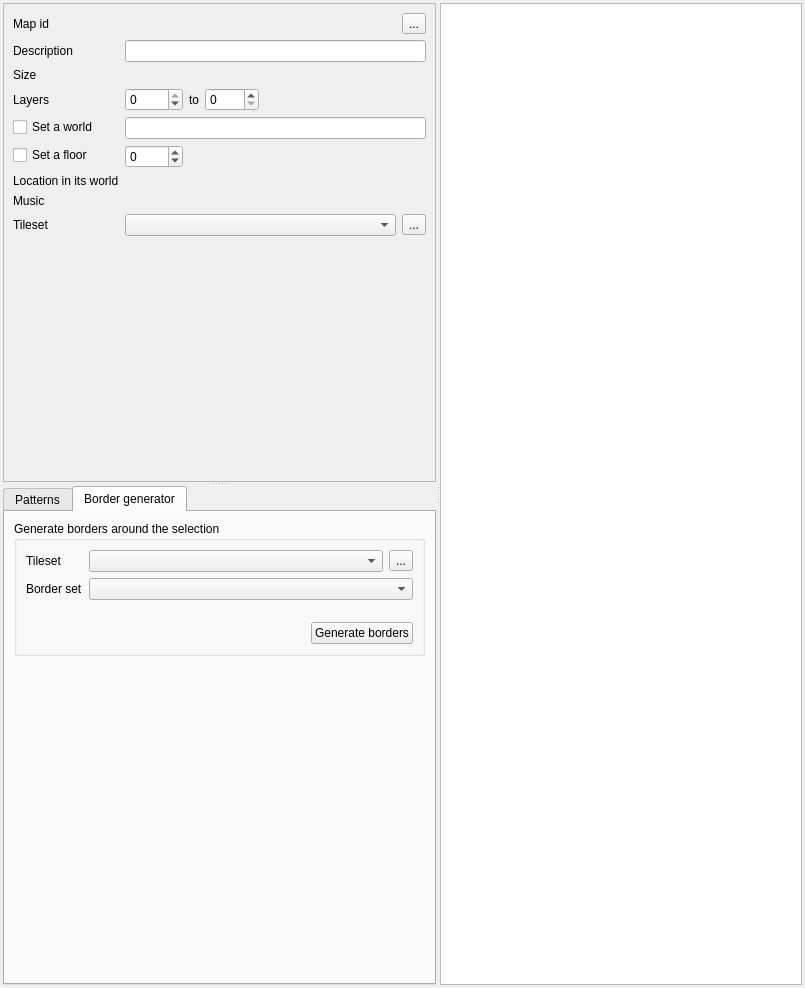
The window that src/widgets/map_editor.ui (Kangie/solarus) describes before a commit, drawn with Qt 5.
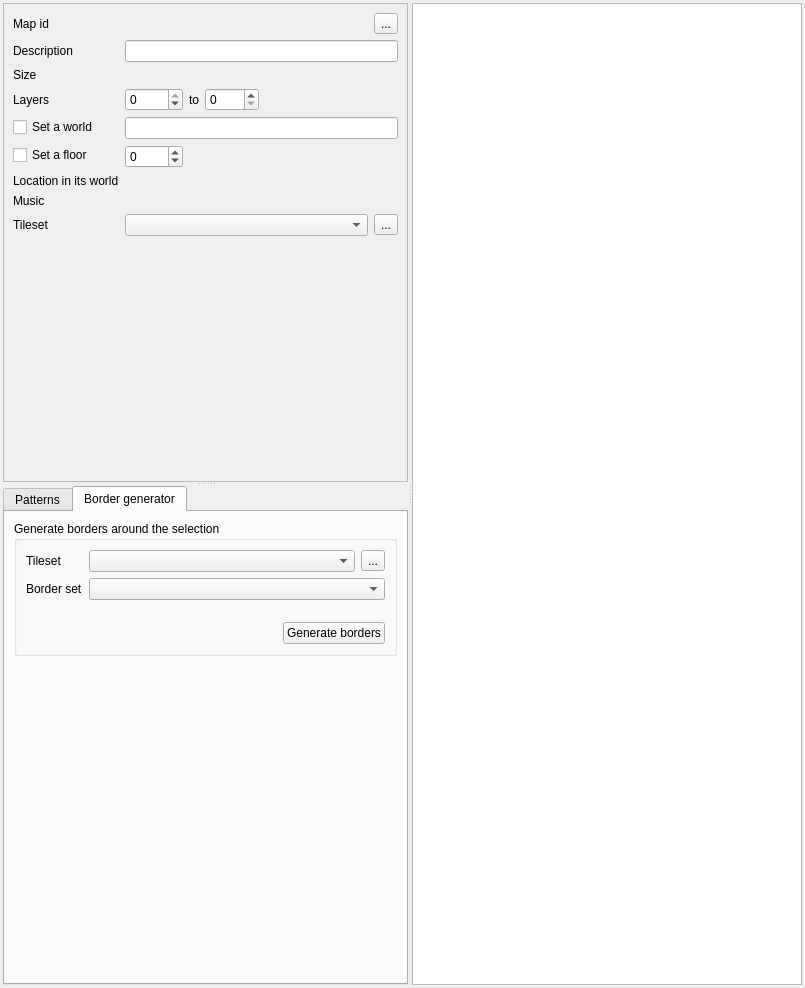
The same window after the commit. The open tabs and pages were chosen to show the change. Icons and pictures are not drawn. Custom widgets are drawn as their Qt base class.

What changed in the file:
```diff
--- a/src/widgets/map_editor.ui
+++ b/src/widgets/map_editor.ui
@@ -65,8 +65,8 @@
             <rect>
              <x>0</x>
              <y>0</y>
-             <width>468</width>
-             <height>507</height>
+             <width>446</width>
+             <height>514</height>
             </rect>
            </property>
            <property name="sizePolicy">
@@ -90,6 +90,12 @@
              <layout class="QHBoxLayout" name="horizontalLayout_2">
               <item>
                <widget class="QLabel" name="map_id_field">
+                <property name="sizePolicy">
+                 <sizepolicy hsizetype="Ignored" vsizetype="Preferred">
+                  <horstretch>0</horstretch>
+                  <verstretch>0</verstretch>
+                 </sizepolicy>
+                </property>
                 <property name="toolTip">
                  <string>Filename of the map (without extension)</string>
                 </property>
@@ -208,8 +214,8 @@
                 </property>
                 <property name="sizeHint" stdset="0">
                  <size>
-                  <width>40</width>
-                  <height>20</height>
+                  <width>0</width>
+                  <height>0</height>
                  </size>
                 </property>
                </spacer>
@@ -265,8 +271,8 @@
                 </property>
                 <property name="sizeHint" stdset="0">
                  <size>
-                  <width>40</width>
-                  <height>20</height>
+                  <width>0</width>
+                  <height>0</height>
                  </size>
                 </property>
                </spacer>
@@ -499,7 +505,7 @@
                    </property>
                    <property name="sizeHint" stdset="0">
                     <size>
-                     <width>20</width>
+                     <width>0</width>
                      <height>10</height>
                     </size>
                    </property>
@@ -516,8 +522,8 @@
                    </property>
                    <property name="sizeHint" stdset="0">
                     <size>
-                     <width>40</width>
-                     <height>20</height>
+                     <width>0</width>
+                     <height>0</height>
                     </size>
                    </property>
                   </spacer>
@@ -550,8 +556,8 @@
               </property>
               <property name="sizeHint" stdset="0">
                <size>
-                <width>20</width>
-                <height>40</height>
+                <width>0</width>
+                <height>0</height>
                </size>
               </property>
              </spacer>
```
